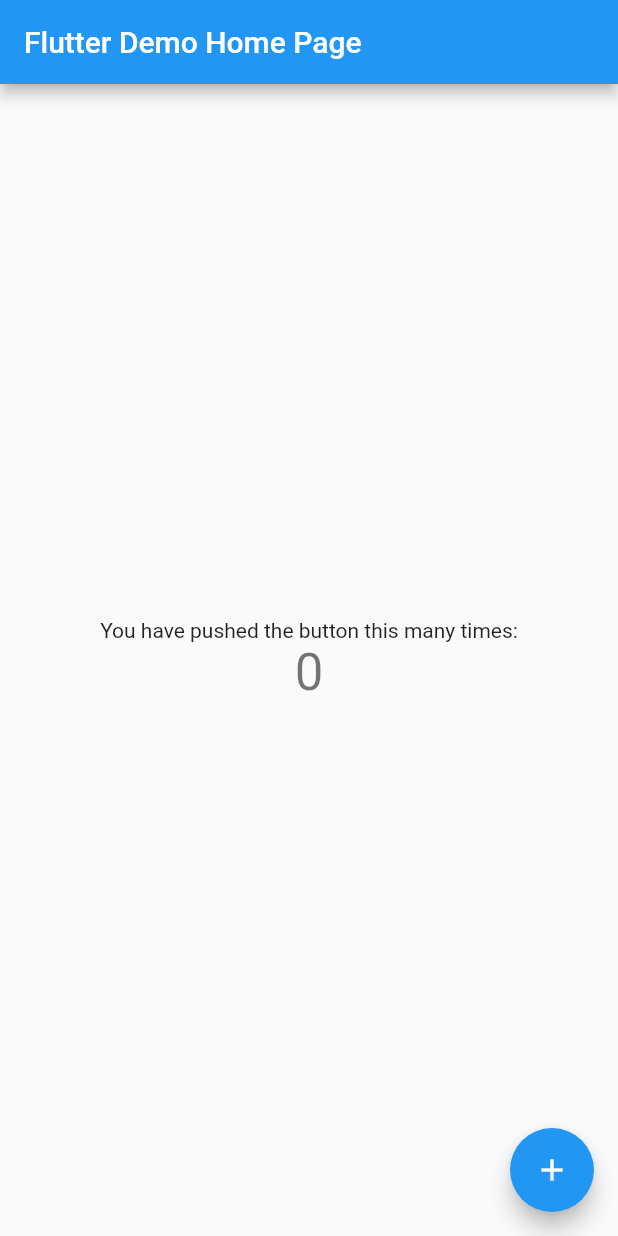
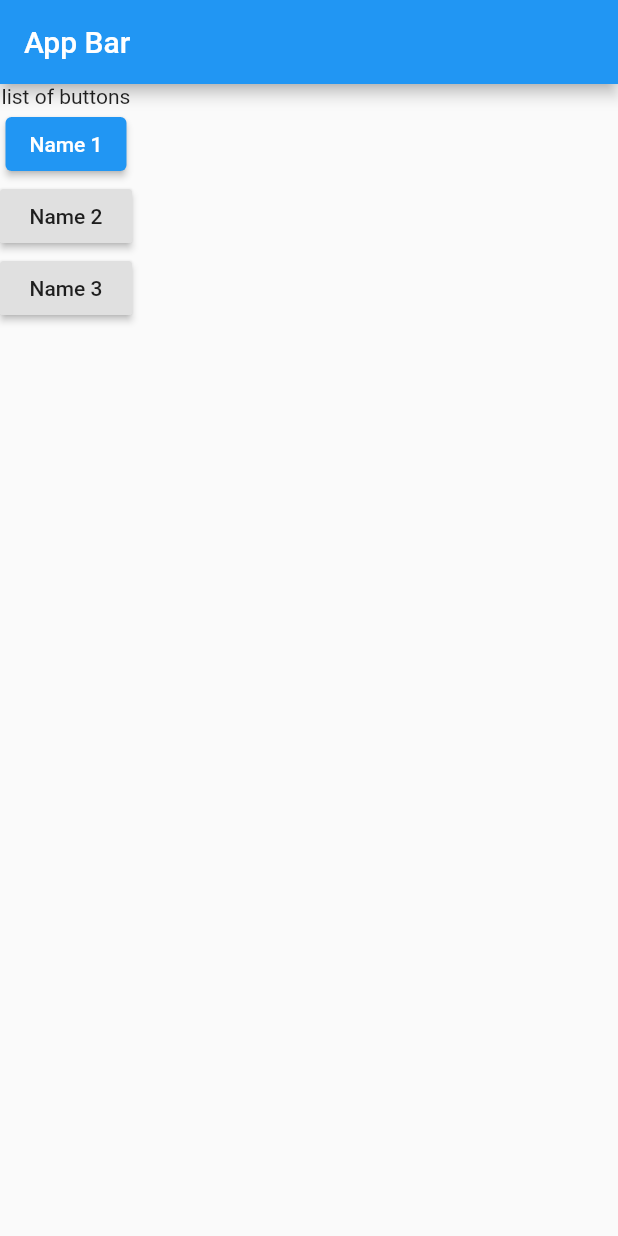
Before and after one commit to sourendra/flutter_one, a Flutter app: the screen it shows after launch, on a phone screen of 412 x 824 dp. Run offline on Flutter 3.47's test engine with Material 2 defaults, Android fonts, the phone set to English and light mode, and no system bars.

Commit message:
buttons added

```diff
--- a/lib/main.dart
+++ b/lib/main.dart
@@ -1,117 +1,46 @@
 import 'package:flutter/material.dart';
 
 void main() {
-  runApp(MyApp());
+  runApp(OneApp());
 }
 
-class MyApp extends StatelessWidget {
-  // This widget is the root of your application.
+class OneApp extends StatelessWidget {
+  void nameChosen() {
+    print('Name is chosen!');
+  }
+
+  var listOfNames = ['Sourendra', 'Souradip', 'Srinika'];
+
   @override
   Widget build(BuildContext context) {
     return MaterialApp(
-      title: 'Flutter Demo',
-      theme: ThemeData(
-        // This is the theme of your application.
-        //
-        // Try running your application with "flutter run". You'll see the
-        // application has a blue toolbar. Then, without quitting the app, try
-        // changing the primarySwatch below to Colors.green and then invoke
-        // "hot reload" (press "r" in the console where you ran "flutter run",
-        // or simply save your changes to "hot reload" in a Flutter IDE).
-        // Notice that the counter didn't reset back to zero; the application
-        // is not restarted.
-        primarySwatch: Colors.blue,
-        // This makes the visual density adapt to the platform that you run
-        // the app on. For desktop platforms, the controls will be smaller and
-        // closer together (more dense) than on mobile platforms.
-        visualDensity: VisualDensity.adaptivePlatformDensity,
-      ),
-      home: MyHomePage(title: 'Flutter Demo Home Page'),
-    );
-  }
-}
-
-class MyHomePage extends StatefulWidget {
-  MyHomePage({Key key, this.title}) : super(key: key);
-
-  // This widget is the home page of your application. It is stateful, meaning
-  // that it has a State object (defined below) that contains fields that affect
-  // how it looks.
-
-  // This class is the configuration for the state. It holds the values (in this
-  // case the title) provided by the parent (in this case the App widget) and
-  // used by the build method of the State. Fields in a Widget subclass are
-  // always marked "final".
-
-  final String title;
-
-  @override
-  _MyHomePageState createState() => _MyHomePageState();
-}
-
-class _MyHomePageState extends State<MyHomePage> {
-  int _counter = 0;
-
-  void _incrementCounter() {
-    setState(() {
-      // This call to setState tells the Flutter framework that something has
-      // changed in this State, which causes it to rerun the build method below
-      // so that the display can reflect the updated values. If we changed
-      // _counter without calling setState(), then the build method would not be
-      // called again, and so nothing would appear to happen.
-      _counter++;
-    });
-  }
-
-  @override
-  Widget build(BuildContext context) {
-    // This method is rerun every time setState is called, for instance as done
-    // by the _incrementCounter method above.
-    //
-    // The Flutter framework has been optimized to make rerunning build methods
-    // fast, so that you can just rebuild anything that needs updating rather
-    // than having to individually change instances of widgets.
-    return Scaffold(
-      appBar: AppBar(
-        // Here we take the value from the MyHomePage object that was created by
-        // the App.build method, and use it to set our appbar title.
-        title: Text(widget.title),
-      ),
-      body: Center(
-        // Center is a layout widget. It takes a single child and positions it
-        // in the middle of the parent.
-        child: Column(
-          // Column is also a layout widget. It takes a list of children and
-          // arranges them vertically. By default, it sizes itself to fit its
-          // children horizontally, and tries to be as tall as its parent.
-          //
-          // Invoke "debug painting" (press "p" in the console, choose the
-          // "Toggle Debug Paint" action from the Flutter Inspector in Android
-          // Studio, or the "Toggle Debug Paint" command in Visual Studio Code)
-          // to see the wireframe for each widget.
-          //
-          // Column has various properties to control how it sizes itself and
-          // how it positions its children. Here we use mainAxisAlignment to
-          // center the children vertically; the main axis here is the vertical
-          // axis because Columns are vertical (the cross axis would be
-          // horizontal).
-          mainAxisAlignment: MainAxisAlignment.center,
+      home: Scaffold(
+        appBar: AppBar(
+          title: Text('App Bar'),
+        ),
+        body: Column(
           children: <Widget>[
-            Text(
-              'You have pushed the button this many times:',
+            Text('list of buttons'),
+            ElevatedButton(
+              onPressed: nameChosen,
+              child: Text(
+                'Name 1',
+                style: TextStyle(color: Color(0xFFFFFFFF)),
+              ),
             ),
-            Text(
-              '$_counter',
-              style: Theme.of(context).textTheme.headline4,
+            RaisedButton(
+              onPressed: () => print('Name 2 chosen'),
+              child: Text('Name 2'),
+            ),
+            RaisedButton(
+              onPressed: () {
+                print('Name 3 chosen');
+              },
+              child: Text('Name 3'),
             ),
           ],
         ),
       ),
-      floatingActionButton: FloatingActionButton(
-        onPressed: _incrementCounter,
-        tooltip: 'Increment',
-        child: Icon(Icons.add),
-      ), // This trailing comma makes auto-formatting nicer for build methods.
     );
   }
 }
```
Also changed, not shown: 1 other file.
